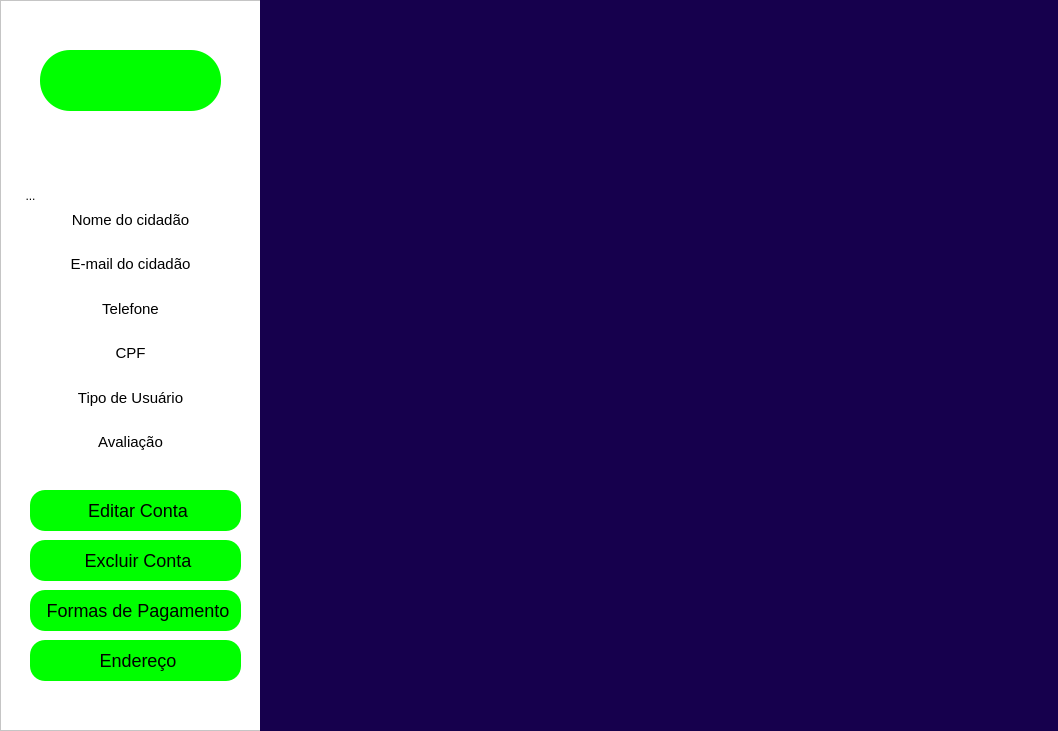
This is usuario.ui in Luisf66/Uber_dos_Servicos as Qt 5 draws it before an edit. The edited form follows.
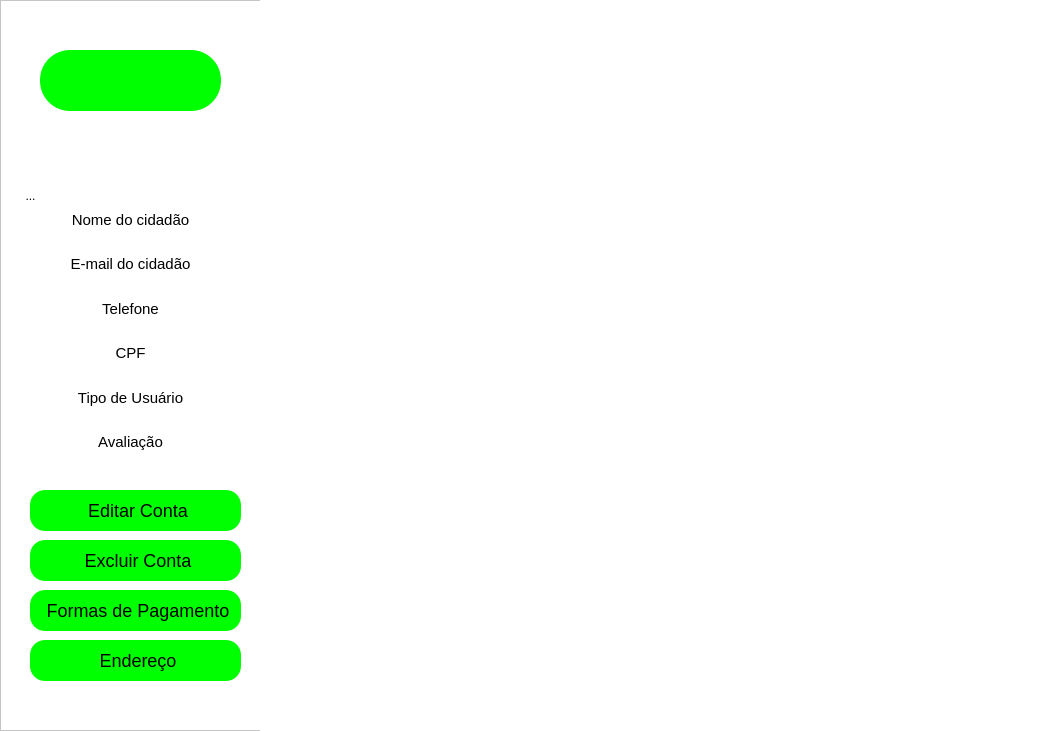
This is the edited form. Icons and pictures are not drawn.

Commit message: Mudança na tela de serviço

The edit to the form file:
```diff
--- a/usuario.ui
+++ b/usuario.ui
@@ -416,8 +416,7 @@
      </rect>
     </property>
     <property name="styleSheet">
-     <string notr="true">background:rgb(22, 0, 77);
-</string>
+     <string notr="true"/>
     </property>
     <property name="currentIndex">
      <number>3</number>
```
The commit also changes 4 other files.
